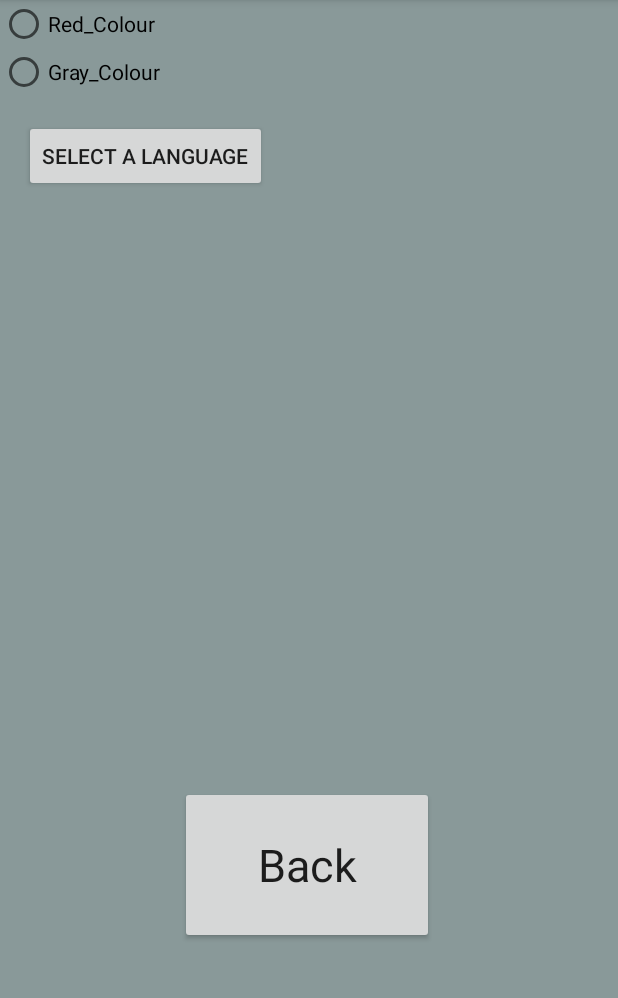
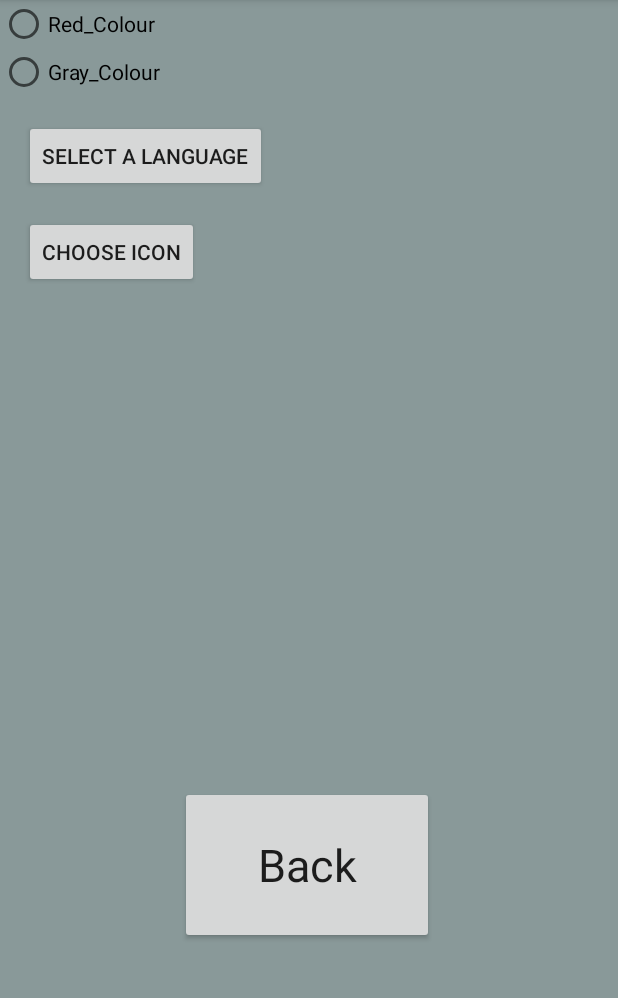
Before and after one commit to victor-alvarez/ThreeLevelAndriodGame, an Android app: the OptionsActivity screen opened directly, with no data from a screen before it, on a phone screen of 412 x 824 dp, the part 84-1082 px from its top. Run offline under Robolectric (Android 15) with nearby library versions, the phone set to English and light mode, and no system bars; 1 statement that could not run was skipped.

Commit message:
"Added icons for user in drawable folder. Created a new button in the settings activity to change a user icon. Added strings."

```diff
--- a/phase1/Game/app/src/main/res/layout/activity_options.xml
+++ b/phase1/Game/app/src/main/res/layout/activity_options.xml
@@ -51,4 +51,14 @@
         android:text="@string/language_select"
         app:layout_constraintStart_toStartOf="parent"
         app:layout_constraintTop_toBottomOf="@+id/radioOptions_OptionsActivity" />
+
+    <Button
+        android:id="@+id/choose_icon"
+        android:text="@string/Choose_icon"
+        android:layout_width="wrap_content"
+        android:layout_height="wrap_content"
+        android:layout_marginStart="16dp"
+        android:layout_marginTop="16dp"
+        app:layout_constraintStart_toStartOf="parent"
+        app:layout_constraintTop_toBottomOf="@+id/language_select_button" />
 </androidx.constraintlayout.widget.ConstraintLayout>
--- a/phase1/Game/app/src/main/res/values/strings.xml
+++ b/phase1/Game/app/src/main/res/values/strings.xml
@@ -66,4 +66,5 @@
     <string name="enemy">"ENEMY"</string>
     <string name="hp">" HP: "</string>
     <string name="game_over">"Game Over"</string>
+    <string name="Choose_icon">Choose Icon</string>
 </resources>
```
Also changed, not shown: phase1/Game/app/src/main/java/com/example/game/MainActivity.java (+11 -0 lines), phase1/Game/app/src/main/java/com/example/game/OptionsActivity.java (+34 -0 lines), phase1/Game/app/src/main/res/layout/activity_main.xml (+9 -0 lines), phase1/Game/app/src/main/res/drawable/robot.png (added), phase1/Game/app/src/main/res/drawable/user_female.png (added), phase1/Game/app/src/main/res/drawable/user_male.png (added).
